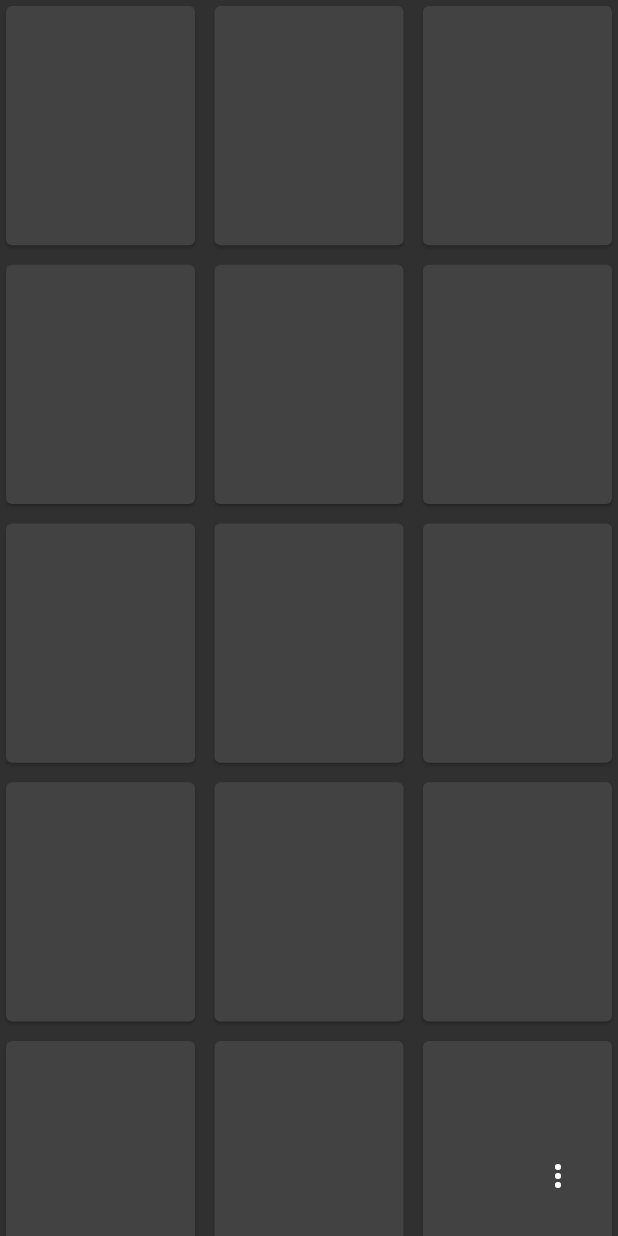
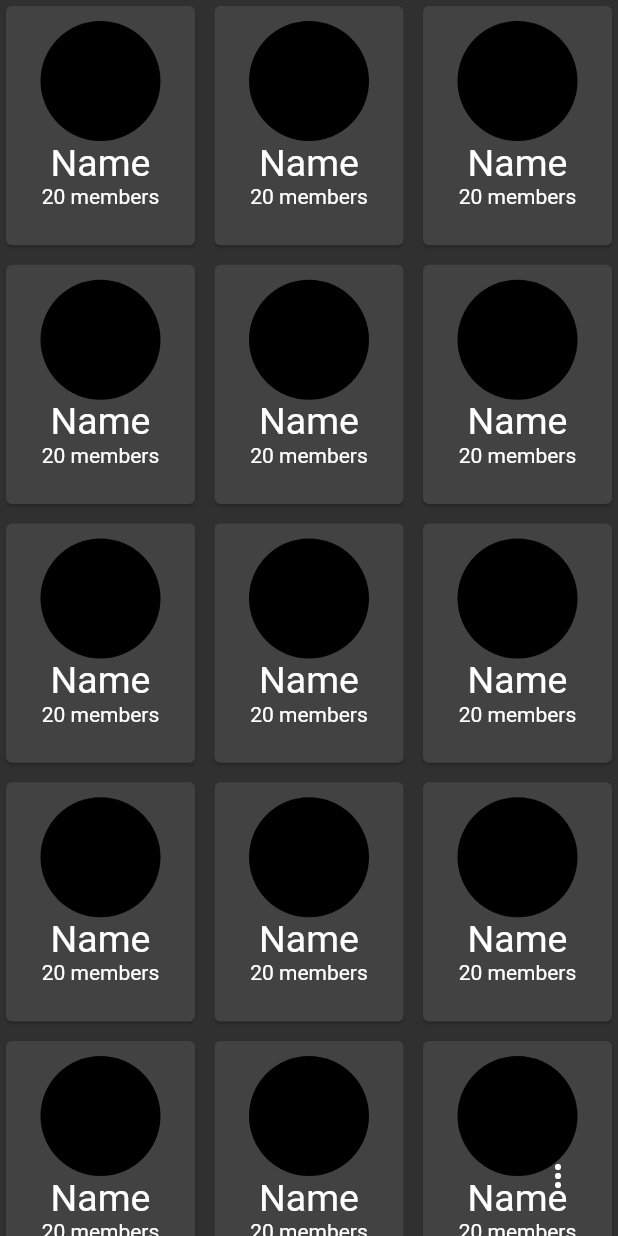
Before and after one commit to OmarHanyhassan/E-soor, a Flutter app: the Network screen opened directly, on a phone screen of 412 x 824 dp. Run offline on Flutter 3.47's test engine with Material 2 defaults, Android fonts, the light colour scheme and no system bars; our stand-ins replace firebase_auth, firebase_database, flutter_login, flutter_rating_bar, permission_handler, splashscreen; missing offline and left inert: speech_recognition; accounts and stored records are empty; network calls fail.

Commit message:
Updating some lines

```diff
--- a/lib/social/friend_requests.dart
+++ b/lib/social/friend_requests.dart
@@ -30,7 +30,7 @@ class _FriendRequestsState extends State<FriendRequests> {
 								mainAxisAlignment: MainAxisAlignment.start,
 								children: <Widget>[
 									Text("Acc Name"),
-									SizedBox(width: 130,),
+									SizedBox(width: 70,),
 									Text(
 										"Verification",
 										style: TextStyle(
--- a/lib/social/network.dart
+++ b/lib/social/network.dart
@@ -7,6 +7,7 @@ class Network extends StatefulWidget {
 }
 
 class _NetworkState extends State<Network> {
+	int members = 20;
 	@override
 	Widget build(BuildContext context) {
 		return Scaffold(
@@ -18,7 +19,27 @@ class _NetworkState extends State<Network> {
 					mainAxisSpacing: 5,
 				),
 				itemBuilder: (context, position) {
-					return Card();
+					return Card(
+						child: Column(
+							children: <Widget>[
+								Padding(
+									padding: EdgeInsets.only(top: 10),
+									child: CircleAvatar(
+										minRadius: 40,
+									),
+								),
+								Text(
+									"Name",
+									style: TextStyle(
+										fontSize: 25,
+									),
+								),
+								Text(
+									"$members"+" "+"members"
+								)
+							],
+						),
+					);
 				},
 				itemCount: 18,
 			),
```
Also changed, not shown: lib/store/book_page.dart (+20 -27 lines).
